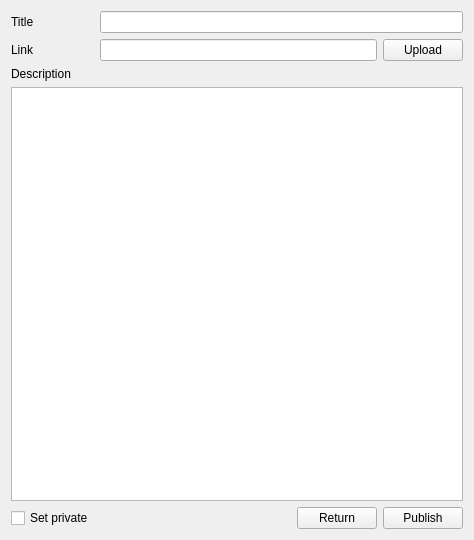
Huy-Nguyen-HCI/RocketBook, file gui/createmultimediagui.ui: the form before one commit.
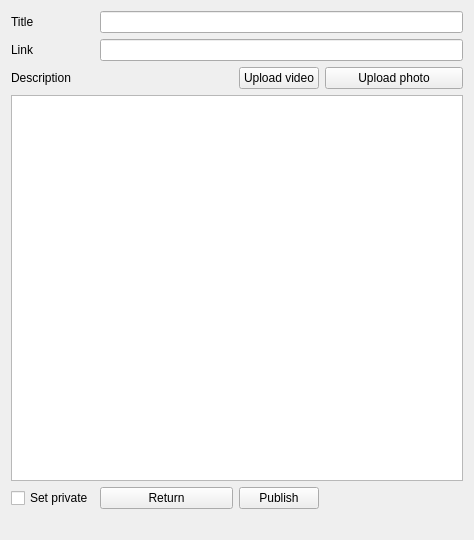
The form after the commit.

Diff of the .ui file:
```diff
--- a/gui/createmultimediagui.ui
+++ b/gui/createmultimediagui.ui
@@ -16,30 +16,6 @@
   <layout class="QGridLayout" name="gridLayout">
    <item row="0" column="0">
     <layout class="QGridLayout" name="gridLayout_4">
-     <item row="1" column="3">
-      <widget class="QPushButton" name="pushButton_2">
-       <property name="text">
-        <string>Upload</string>
-       </property>
-      </widget>
-     </item>
-     <item row="3" column="0" colspan="4">
-      <widget class="QTextEdit" name="textEdit_5"/>
-     </item>
-     <item row="4" column="2">
-      <widget class="QPushButton" name="returnButton">
-       <property name="text">
-        <string>Return</string>
-       </property>
-      </widget>
-     </item>
-     <item row="2" column="0" colspan="4">
-      <widget class="QLabel" name="label_4">
-       <property name="text">
-        <string>Description</string>
-       </property>
-      </widget>
-     </item>
      <item row="0" column="0">
       <widget class="QLabel" name="label_2">
        <property name="text">
@@ -47,10 +23,20 @@
        </property>
       </widget>
      </item>
-     <item row="4" column="0">
-      <widget class="QCheckBox" name="checkBox">
+     <item row="1" column="1" colspan="5">
+      <widget class="QLineEdit" name="filePathBox"/>
+     </item>
+     <item row="2" column="0" colspan="3">
+      <widget class="QLabel" name="label_4">
        <property name="text">
-        <string>Set private</string>
+        <string>Description</string>
+       </property>
+      </widget>
+     </item>
+     <item row="5" column="0" colspan="6">
+      <widget class="QLabel" name="message">
+       <property name="text">
+        <string/>
        </property>
       </widget>
      </item>
@@ -68,28 +54,39 @@
        </property>
       </widget>
      </item>
-     <item row="4" column="1">
-      <layout class="QHBoxLayout" name="horizontalLayout_3">
-       <item>
-        <spacer name="horizontalSpacer">
-         <property name="orientation">
-          <enum>Qt::Horizontal</enum>
-         </property>
-         <property name="sizeHint" stdset="0">
-          <size>
-           <width>40</width>
-           <height>20</height>
-          </size>
-         </property>
-        </spacer>
-       </item>
-      </layout>
+     <item row="4" column="0">
+      <widget class="QCheckBox" name="privacyBox">
+       <property name="text">
+        <string>Set private</string>
+       </property>
+      </widget>
      </item>
-     <item row="0" column="1" colspan="3">
-      <widget class="QLineEdit" name="lineEdit"/>
+     <item row="2" column="4" colspan="2">
+      <widget class="QPushButton" name="uploadPhotoButton">
+       <property name="text">
+        <string>Upload photo</string>
+       </property>
+      </widget>
      </item>
-     <item row="1" column="1" colspan="2">
-      <widget class="QLineEdit" name="lineEdit_2"/>
+     <item row="2" column="3">
+      <widget class="QPushButton" name="uploadVideoButton">
+       <property name="text">
+        <string>Upload video</string>
+       </property>
+      </widget>
+     </item>
+     <item row="4" column="1" colspan="2">
+      <widget class="QPushButton" name="returnButton">
+       <property name="text">
+        <string>Return</string>
+       </property>
+      </widget>
+     </item>
+     <item row="0" column="1" colspan="5">
+      <widget class="QLineEdit" name="titleBox"/>
+     </item>
+     <item row="3" column="0" colspan="6">
+      <widget class="QTextEdit" name="descriptionBox"/>
      </item>
     </layout>
    </item>
```
Left out of the diff: 2 changed lines with no effect on the pictures.
